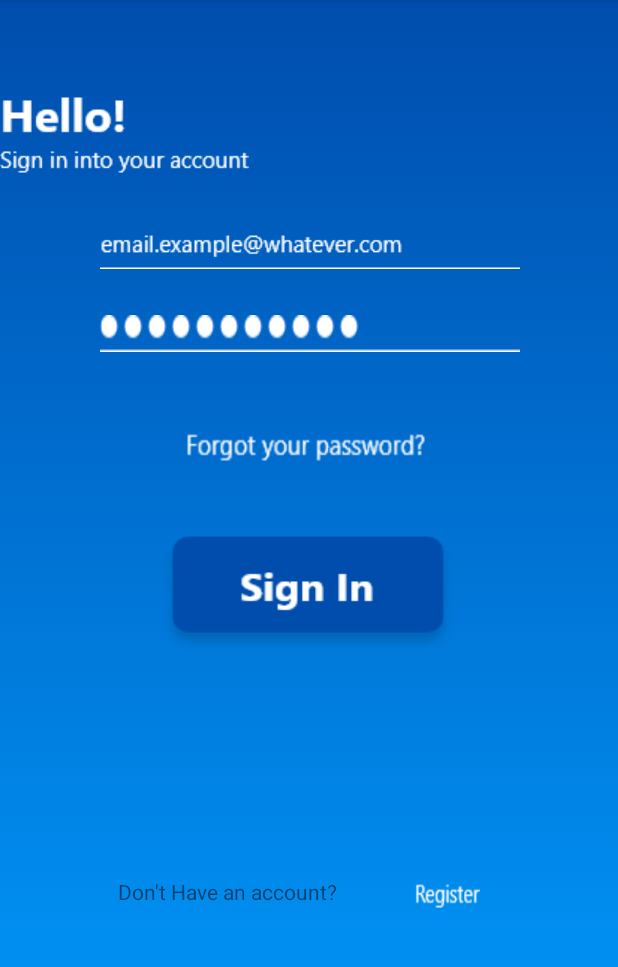
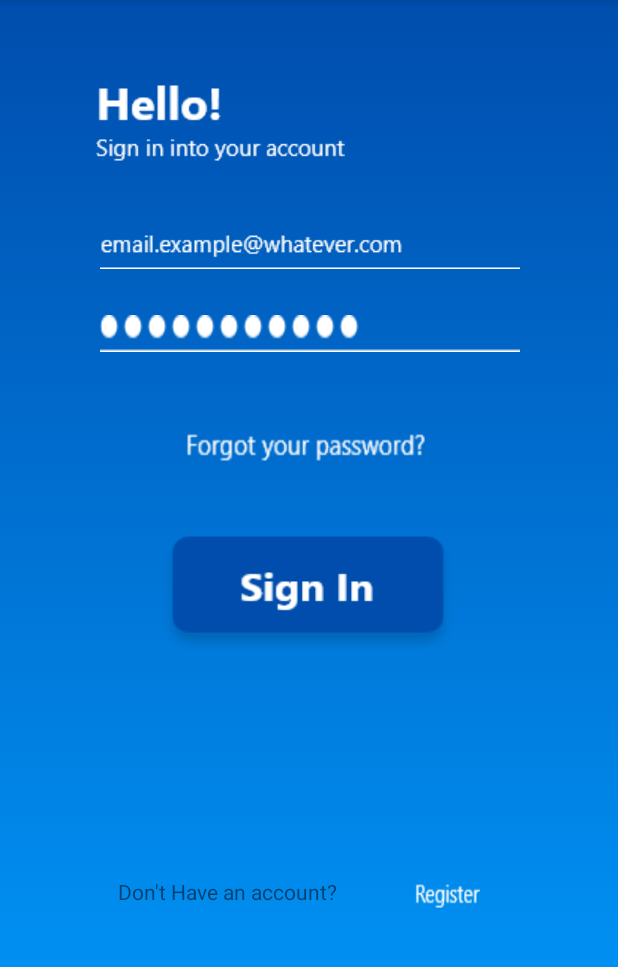
Before and after one commit to Leandro-Thiery/Bookify, an Android app: the screen it shows after launch (MainActivity), on a phone screen of 412 x 824 dp, the part 84-1051 px from its top. Run offline under Robolectric (Android 15) with nearby library versions, the phone set to English and light mode, and no system bars; our stand-ins replace Firebase (no records; nobody signed in at launch, a user with empty details on screens opened directly); Roboto replaces fonts that are not available here.

Commit message:
bagusin UI

```diff
--- a/app/src/main/res/layout/activity_main.xml
+++ b/app/src/main/res/layout/activity_main.xml
@@ -100,10 +100,11 @@
         android:id="@+id/textView2"
         android:layout_width="wrap_content"
         android:layout_height="wrap_content"
-        android:layout_marginBottom="36dp"
+        android:layout_marginBottom="44dp"
+        android:layout_marginStart="64dp"
         android:background="@drawable/component_15__1"
         app:layout_constraintBottom_toTopOf="@+id/edtTxtEmail"
-        tools:layout_editor_absoluteX="66dp" />
+        app:layout_constraintStart_toStartOf="parent" />
 
 
 </androidx.constraintlayout.widget.ConstraintLayout>
```
